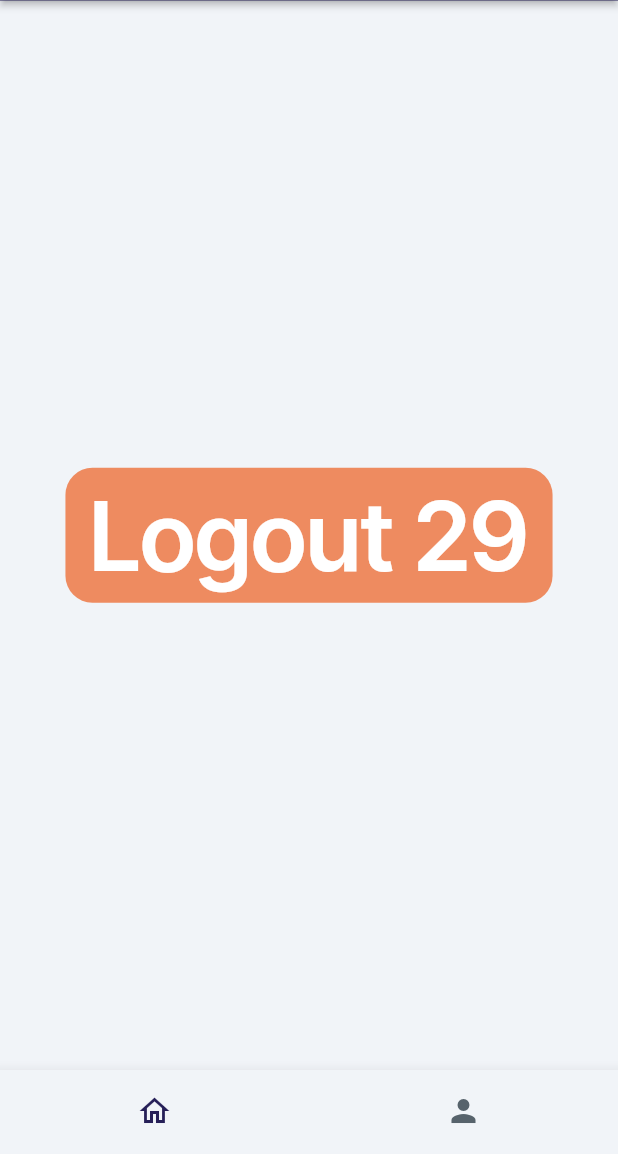
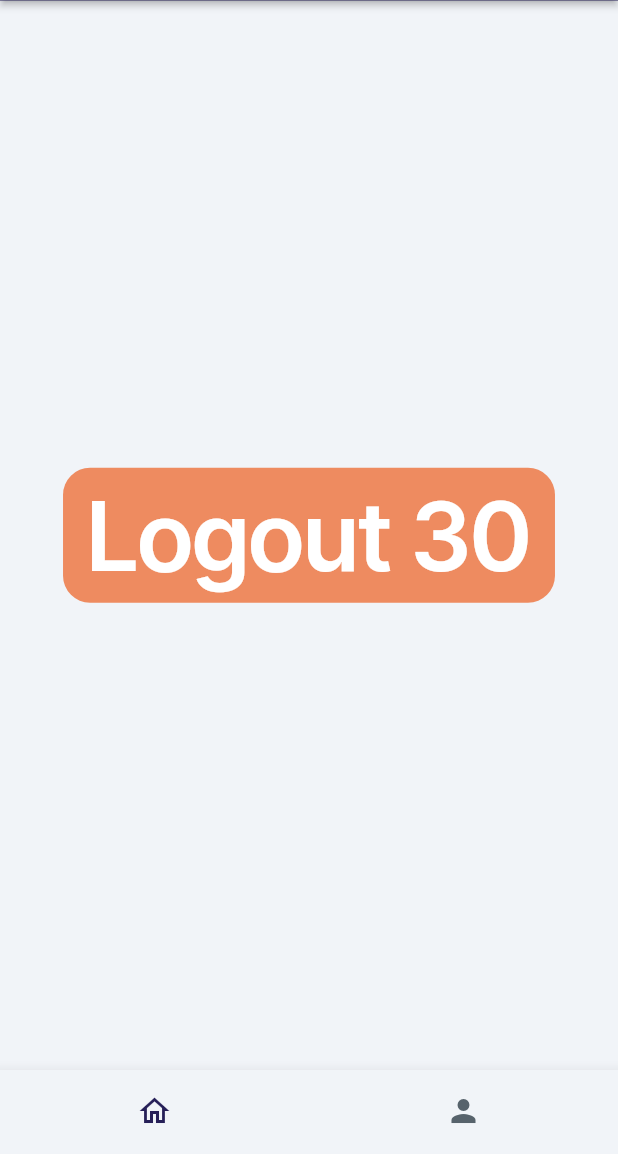
Before and after one commit to ffhr/FlutterFlowBenchmark, a Flutter app: the screen it shows once a user with an empty profile is signed in, on a phone screen of 412 x 824 dp, the part 82-1236 px from its top. Run offline on Flutter 3.47's test engine with Material 3 defaults, Android fonts, the phone set to English and light mode, and no system bars; drawn by our look-alikes of auto_size_text; our stand-ins replace firebase_auth, firebase_core, font_awesome_flutter, from_css_color, go_router, google_fonts and 6 more; missing offline and left inert: json_path; accounts and stored records are empty; statements that could not run were skipped.

Commit message:
Updating to latest FlutterFlow output.

```diff
--- a/lib/pages/home_page/home_page_widget.dart
+++ b/lib/pages/home_page/home_page_widget.dart
@@ -78,7 +78,7 @@ class _HomePageWidgetState extends State<HomePageWidget> {
 
                     context.goNamedAuth('LoginPage', context.mounted);
                   },
-                  text: 'Logout 29',
+                  text: 'Logout 30',
                   options: FFButtonOptions(
                     height: 90.0,
                     padding:
```
